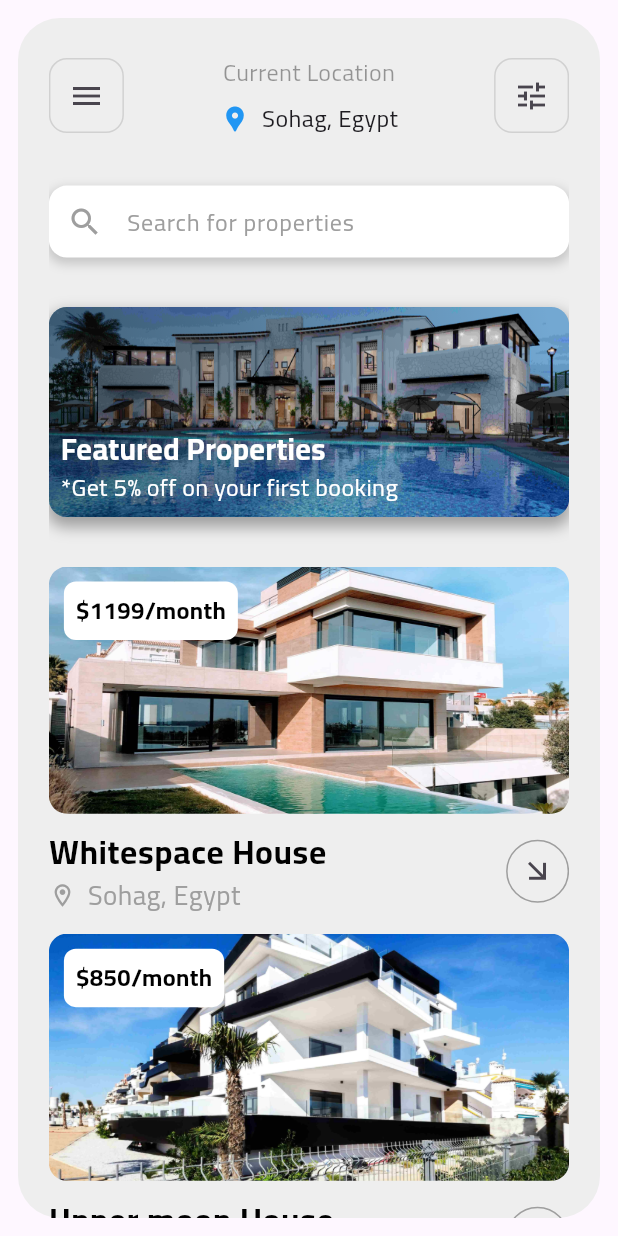
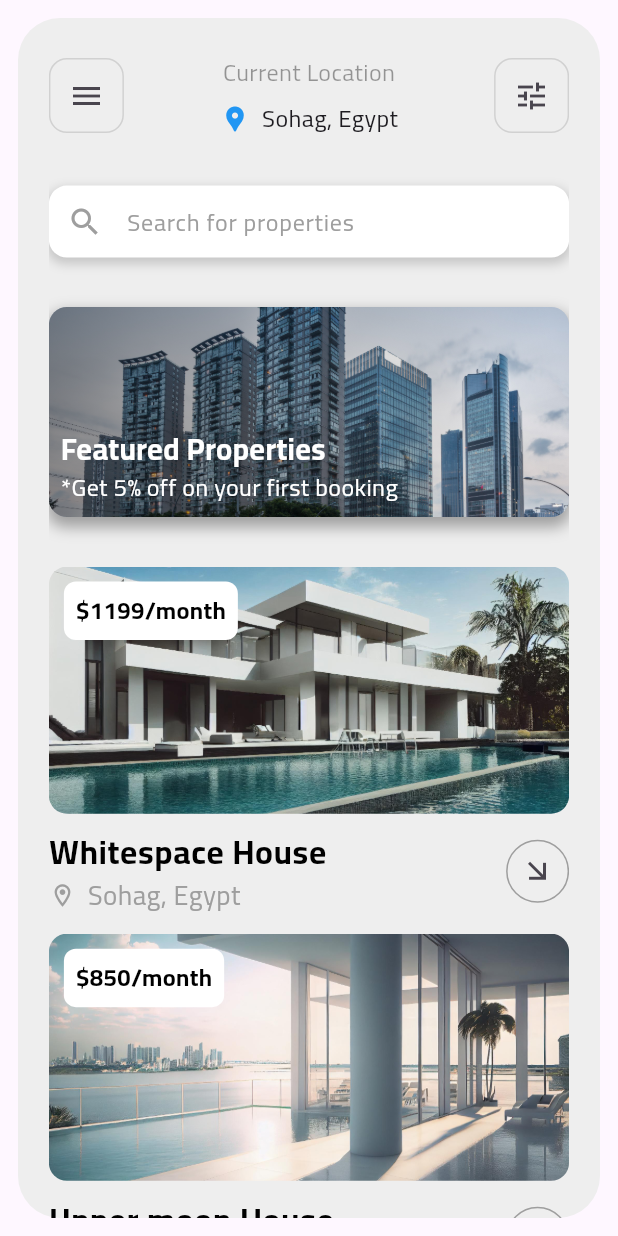
Before and after one commit to hashem2770/so_houser, a Flutter app: the screen it shows after launch, after a tap on "Register Now", on a phone screen of 412 x 824 dp. Run offline on Flutter 3.47's test engine with Material 3 defaults, Android fonts, the phone set to English and light mode, and no system bars.

Commit message:
change pics

```diff
--- a/lib/features/views/home_view/home_view.dart
+++ b/lib/features/views/home_view/home_view.dart
@@ -71,7 +71,7 @@ class HomeView extends StatelessWidget {
               FeaturedAdvertise(
                   height: height,
                   width: width,
-                  imagePath: 'assets/images/house_5.jpg',
+                  imagePath: 'assets/images/house_2.jpg',
                   offer: '*Get 5% off on your first booking'),
 
               SizedBox(height: height * 0.04),
@@ -98,7 +98,7 @@ class HomeView extends StatelessWidget {
               AdvertiseCard(
                 height: height,
                 width: width,
-                imagePath: 'assets/images/house_2.jpg',
+                imagePath: 'assets/images/house_1.jpg',
                 location: 'Giza, Egypt',
                 placeName: 'Eve Heaven House',
                 price: 400,
--- a/lib/features/views/welcome_view/welcome_view.dart
+++ b/lib/features/views/welcome_view/welcome_view.dart
@@ -25,7 +25,7 @@ class WelcomeView extends StatelessWidget {
                     'assets/images/house_1.jpg',
                     height: height * 0.6,
                     width: width,
-                    fit: BoxFit.fitWidth,
+                    fit: BoxFit.cover,
                   ),
                 ),
               ),
```
Also changed, not shown: lib/features/views/details_view/details_view.dart (added, +9 -0 lines), assets/images/house_1.jpg, assets/images/house_2.jpg, assets/images/house_3.jpg, assets/images/house_4.jpg, assets/images/house_5.jpg.
